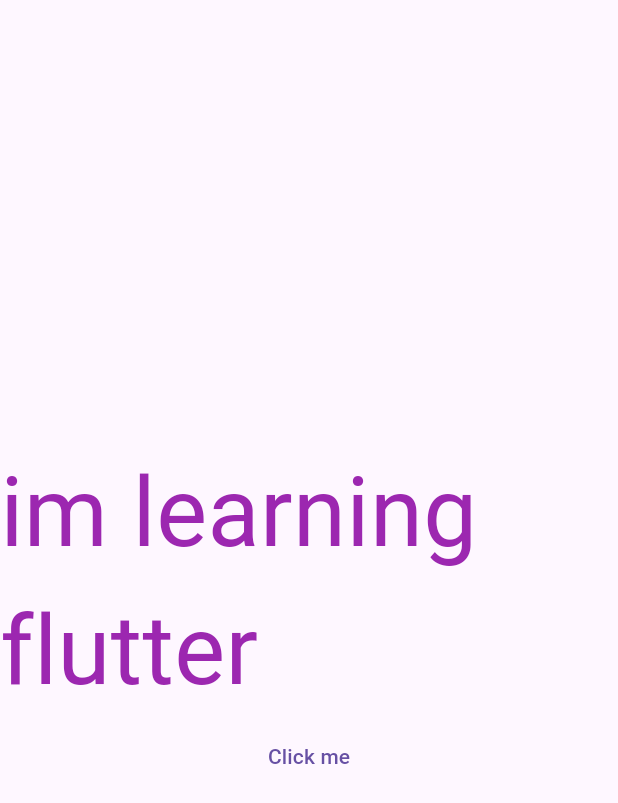
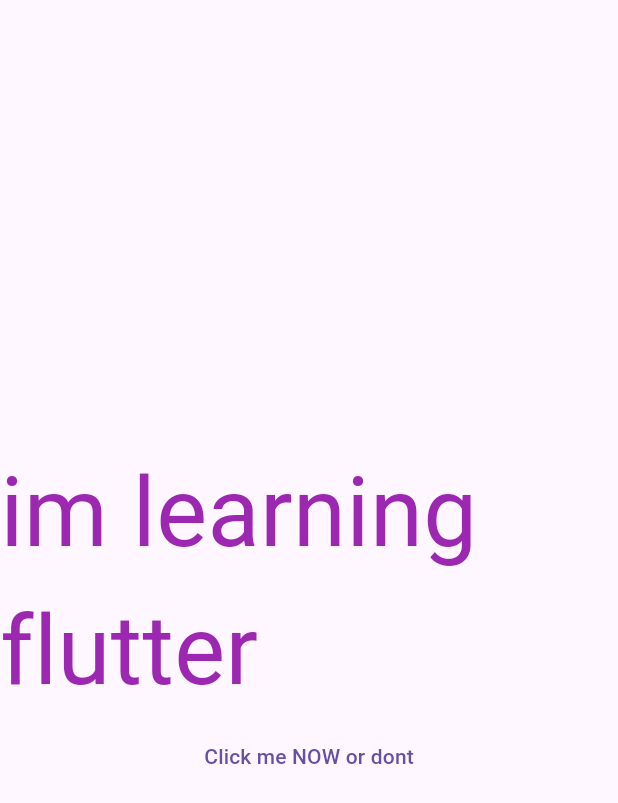
Before and after one commit to jagerblast/portfolio_app, a Flutter app: the screen it shows after launch, on a phone screen of 412 x 824 dp. Shown: the top 803 px of the screen. Run offline on Flutter 3.47's test engine with Material 3 defaults, Android fonts, the phone set to English and light mode, and no system bars; our stand-ins replace material_ui.

Commit message:
Added a defaultText constant for the button, added a wait in the onPressed so that it waits a second and then the text is reset to default.

```diff
--- a/lib/main.dart
+++ b/lib/main.dart
@@ -2,6 +2,43 @@ import 'package:material_ui/material_ui.dart';
 
 void main() {
   runApp(const MainApp());
+}
+
+class ChangingButton extends StatefulWidget {
+  const ChangingButton({super.key});
+
+  @override
+  State<ChangingButton> createState() => _ChangingButtonState();
+}
+
+class _ChangingButtonState extends State<ChangingButton> {
+  static const String defaultText = 'Click me NOW or dont';
+  // above must be static & const
+  // making it static means it belongs to the class rather than an individual state object
+  String buttonText = defaultText;
+
+  @override
+  Widget build(BuildContext context) {
+    return TextButton(
+      onPressed: () async {
+        setState(() {
+          buttonText = 'You clicked me!!!';
+        });
+
+        // Wait a second before continuing
+        await Future.delayed(const Duration(seconds: 1));
+
+        // Check to see if the button was removed during the wait
+        if (!mounted) return;
+
+        setState(() {
+          buttonText = defaultText;
+        });
+      },
+
+      child: Text(buttonText),
+    );
+  }
 }
 
 class MainApp extends StatelessWidget {
@@ -22,13 +59,7 @@ class MainApp extends StatelessWidget {
                   color: Colors.purple,
                 ),
               ),
-              TextButton(
-                onPressed: () {
-                  // something
-                },
-
-                child: Text('Click me'),
-              )
+              ChangingButton(),
             ]
 
           )
```
